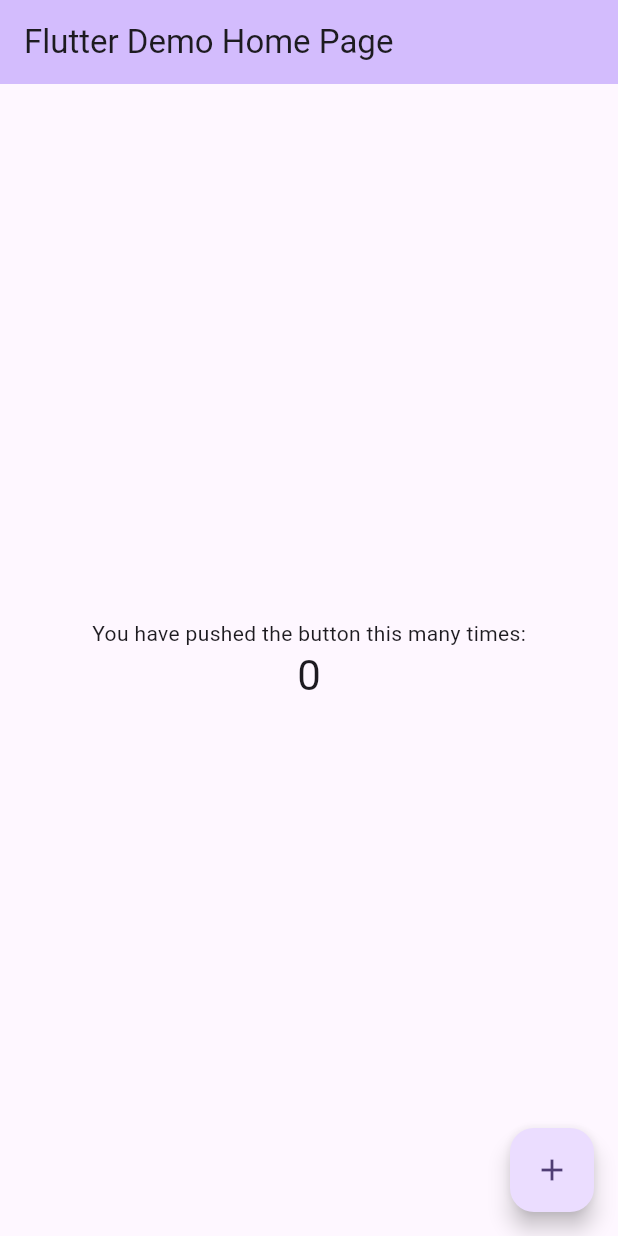
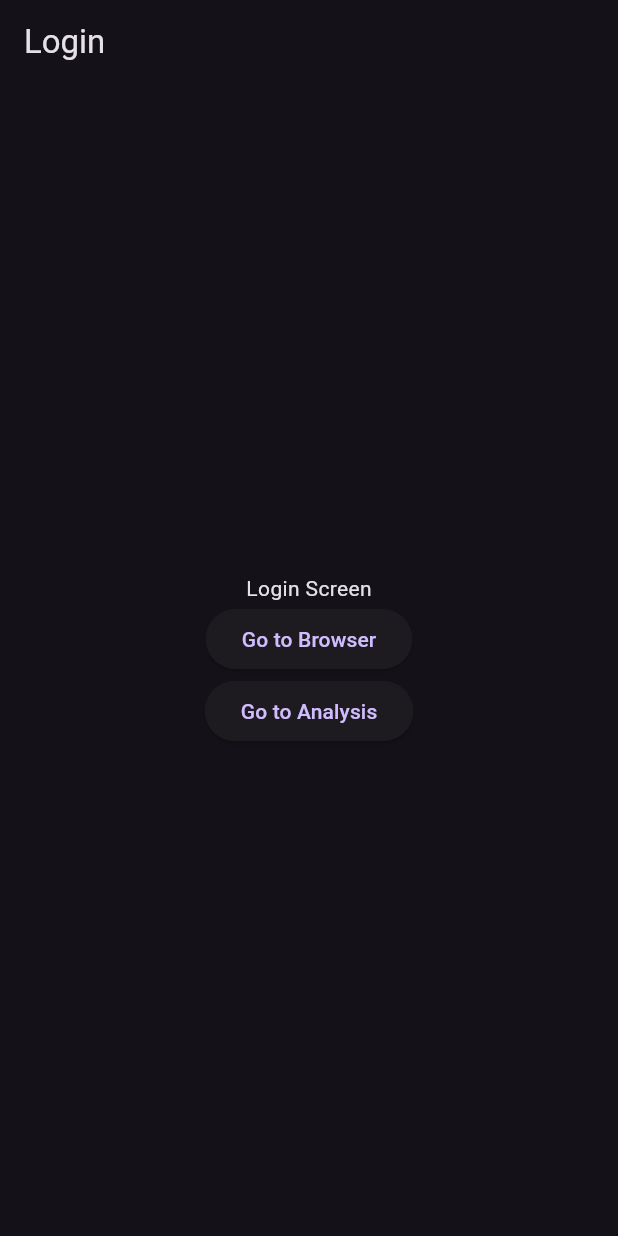
Before and after one commit to hars-21/ArkAI, a Flutter app: the screen it shows after launch, on a phone screen of 412 x 824 dp. Run offline on Flutter 3.47's test engine with Material 3 defaults, Android fonts, the phone set to English and light mode, and no system bars; our stand-ins replace go_router.

Commit message:
Implement GoRouter for navigation and add initial Login, Browser, and Analysis screens.

```diff
--- /dev/null
+++ b/lib/core/router/app_router.dart
@@ -0,0 +1,19 @@
+import 'package:go_router/go_router.dart';
+import '../../features/auth/screens/login_screen.dart';
+import '../../features/browser/screens/browser_screen.dart';
+import '../../features/analysis/screens/analysis_screen.dart';
+
+final GoRouter appRouter = GoRouter(
+  initialLocation: '/',
+  routes: [
+    GoRoute(path: '/', builder: (context, state) => const LoginScreen()),
+    GoRoute(
+      path: '/browser',
+      builder: (context, state) => const BrowserScreen(),
+    ),
+    GoRoute(
+      path: '/analysis',
+      builder: (context, state) => const AnalysisScreen(),
+    ),
+  ],
+);
--- /dev/null
+++ b/lib/features/analysis/screens/analysis_screen.dart
@@ -0,0 +1,20 @@
+import 'package:flutter/material.dart';
+import 'package:go_router/go_router.dart';
+
+class AnalysisScreen extends StatelessWidget {
+  const AnalysisScreen({super.key});
+
+  @override
+  Widget build(BuildContext context) {
+    return Scaffold(
+      appBar: AppBar(
+        title: const Text('Analysis'),
+        leading: IconButton(
+          icon: const Icon(Icons.arrow_back),
+          onPressed: () => context.go('/'),
+        ),
+      ),
+      body: const Center(child: Text('Analysis Screen')),
+    );
+  }
+}
--- /dev/null
+++ b/lib/features/auth/screens/login_screen.dart
@@ -0,0 +1,29 @@
+import 'package:flutter/material.dart';
+import 'package:go_router/go_router.dart';
+
+class LoginScreen extends StatelessWidget {
+  const LoginScreen({super.key});
+
+  @override
+  Widget build(BuildContext context) {
+    return Scaffold(
+      appBar: AppBar(title: const Text('Login')),
+      body: Center(
+        child: Column(
+          mainAxisAlignment: MainAxisAlignment.center,
+          children: [
+            const Text('Login Screen'),
+            ElevatedButton(
+              onPressed: () => context.go('/browser'),
+              child: const Text('Go to Browser'),
+            ),
+            ElevatedButton(
+              onPressed: () => context.go('/analysis'),
+              child: const Text('Go to Analysis'),
+            ),
+          ],
+        ),
+      ),
+    );
+  }
+}
--- a/lib/main.dart
+++ b/lib/main.dart
@@ -1,121 +1,22 @@
 import 'package:flutter/material.dart';
+import 'package:provider/provider.dart';
+import 'core/router/app_router.dart';
 
 void main() {
-  runApp(const MyApp());
+  runApp(const ArkAIApp());
 }
 
-class MyApp extends StatelessWidget {
-  const MyApp({super.key});
-
-  // This widget is the root of your application.
-  @override
-  Widget build(BuildContext context) {
-    return MaterialApp(
-      title: 'Flutter Demo',
-      theme: ThemeData(
-        // This is the theme of your application.
-        //
-        // TRY THIS: Try running your application with "flutter run". You'll see
-        // the application has a purple toolbar. Then, without quitting the app,
-        // try changing the seedColor in the colorScheme below to Colors.green
-        // and then invoke "hot reload" (save your changes or press the "hot
-        // reload" button in a Flutter-supported IDE, or press "r" if you used
-        // the command line to start the app).
-        //
-        // Notice that the counter didn't reset back to zero; the application
-        // state is not lost during the reload. To reset the state, use hot
-        // restart instead.
-        //
-        // This works for code too, not just values: Most code changes can be
-        // tested with just a hot reload.
-        colorScheme: .fromSeed(seedColor: Colors.deepPurple),
-      ),
-      home: const MyHomePage(title: 'Flutter Demo Home Page'),
-    );
-  }
-}
-
-class MyHomePage extends StatefulWidget {
-  const MyHomePage({super.key, required this.title});
-
-  // This widget is the home page of your application. It is stateful, meaning
-  // that it has a State object (defined below) that contains fields that affect
-  // how it looks.
-
-  // This class is the configuration for the state. It holds the values (in this
-  // case the title) provided by the parent (in this case the App widget) and
-  // used by the build method of the State. Fields in a Widget subclass are
-  // always marked "final".
-
-  final String title;
-
-  @override
-  State<MyHomePage> createState() => _MyHomePageState();
-}
-
-class _MyHomePageState extends State<MyHomePage> {
-  int _counter = 0;
-
-  void _incrementCounter() {
-    setState(() {
-      // This call to setState tells the Flutter framework that something has
-      // changed in this State, which causes it to rerun the build method below
-      // so that the display can reflect the updated values. If we changed
-      // _counter without calling setState(), then the build method would not be
-      // called again, and so nothing would appear to happen.
-      _counter++;
-    });
-  }
+class ArkAIApp extends StatelessWidget {
+  const ArkAIApp({super.key});
 
   @override
   Widget build(BuildContext context) {
-    // This method is rerun every time setState is called, for instance as done
-    // by the _incrementCounter method above.
-    //
-    // The Flutter framework has been optimized to make rerunning build methods
-    // fast, so that you can just rebuild anything that needs updating rather
-    // than having to individually change instances of widgets.
-    return Scaffold(
-      appBar: AppBar(
-        // TRY THIS: Try changing the color here to a specific color (to
-        // Colors.amber, perhaps?) and trigger a hot reload to see the AppBar
-        // change color while the other colors stay the same.
-        backgroundColor: Theme.of(context).colorScheme.inversePrimary,
-        // Here we take the value from the MyHomePage object that was created by
-        // the App.build method, and use it to set our appbar title.
-        title: Text(widget.title),
-      ),
-      body: Center(
-        // Center is a layout widget. It takes a single child and positions it
-        // in the middle of the parent.
-        child: Column(
-          // Column is also a layout widget. It takes a list of children and
-          // arranges them vertically. By default, it sizes itself to fit its
-          // children horizontally, and tries to be as tall as its parent.
-          //
-          // Column has various properties to control how it sizes itself and
-          // how it positions its children. Here we use mainAxisAlignment to
-          // center the children vertically; the main axis here is the vertical
-          // axis because Columns are vertical (the cross axis would be
-          // horizontal).
-          //
-          // TRY THIS: Invoke "debug painting" (choose the "Toggle Debug Paint"
-          // action in the IDE, or press "p" in the console), to see the
-          // wireframe for each widget.
-          mainAxisAlignment: .center,
-          children: [
-            const Text('You have pushed the button this many times:'),
-            Text(
-              '$_counter',
-              style: Theme.of(context).textTheme.headlineMedium,
-            ),
-          ],
-        ),
-      ),
-      floatingActionButton: FloatingActionButton(
-        onPressed: _incrementCounter,
-        tooltip: 'Increment',
-        child: const Icon(Icons.add),
+    return MultiProvider(
+      providers: [Provider<String>(create: (_) => 'PlaceholderProvider')],
+      child: MaterialApp.router(
+        title: 'ArkAI',
+        theme: ThemeData.dark(useMaterial3: true),
+        routerConfig: appRouter,
       ),
     );
   }
--- a/pubspec.yaml
+++ b/pubspec.yaml
@@ -34,6 +34,8 @@ dependencies:
   # The following adds the Cupertino Icons font to your application.
   # Use with the CupertinoIcons class for iOS style icons.
   cupertino_icons: ^1.0.8
+  provider: ^6.1.5+1
+  go_router: ^17.1.0
 
 dev_dependencies:
   flutter_test:
```
Also changed, not shown: lib/features/browser/screens/browser_screen.dart (added, +20 -0 lines), pubspec.lock, 1 other file.
